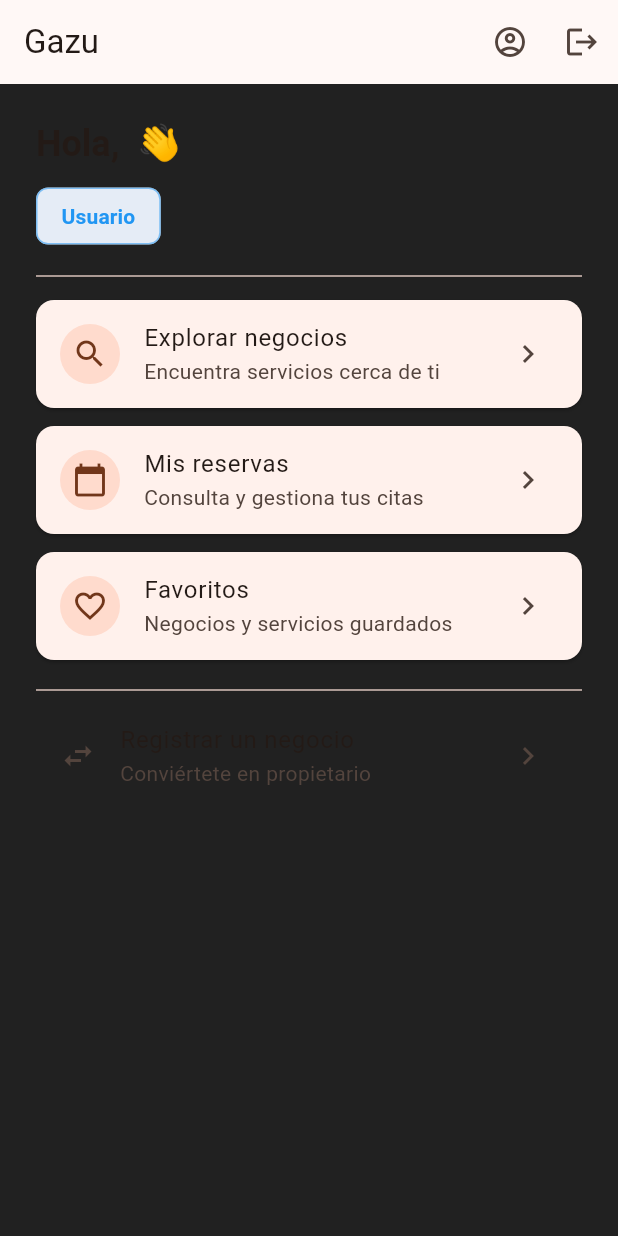
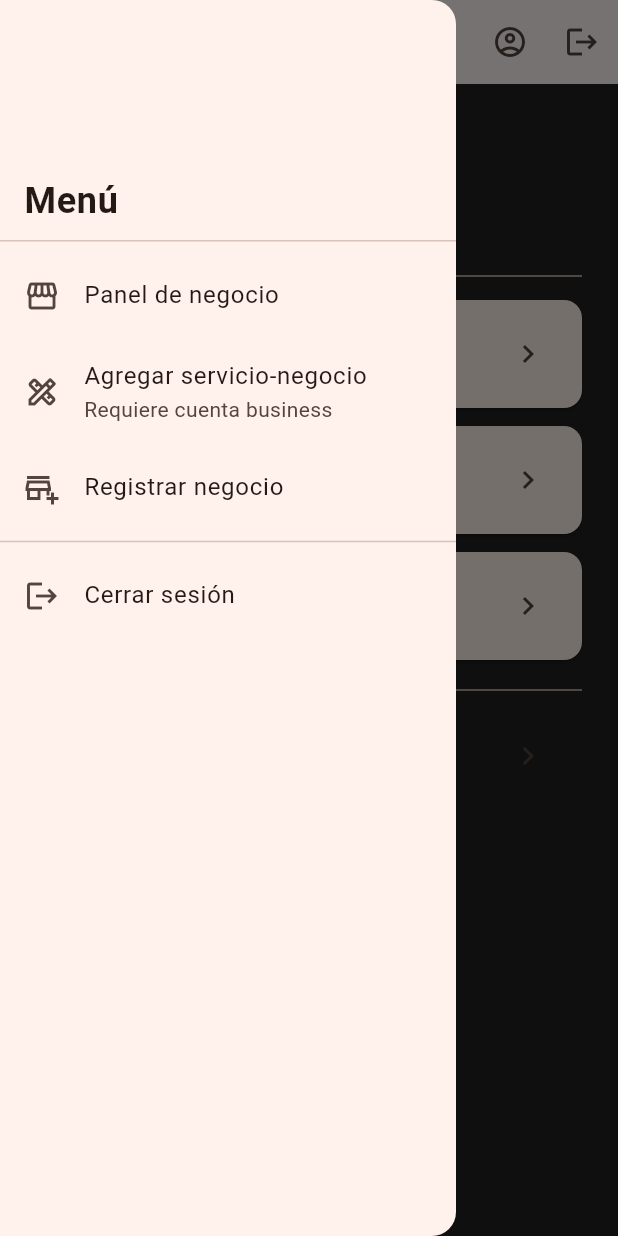
Before and after one commit to HECTORGMHM/gazuproyecto, a Flutter app: the screen it shows once a user with an empty profile is signed in, with the side drawer open (before the commit the screen has no drawer), on a phone screen of 412 x 824 dp. Run offline on Flutter 3.47's test engine with Material 3 defaults, Android fonts, the phone set to English and light mode, and no system bars; our stand-ins replace cloud_firestore, firebase_auth, firebase_core, firebase_storage, google_sign_in, image_picker and 1 more; accounts and stored records are empty.

Commit message:
Add business drawer option for service registration with business re-login gate
Agent-Logs-Url: https://github.com/HECTORGMHM/gazuproyecto/sessions/541ed008-939b-4cc6-8aba-8a43432400ee

Co-authored-by: HECTORGMHM <112684426+HECTORGMHM@users.noreply.github.com>

```diff
--- a/lib/screens/home/home_screen.dart
+++ b/lib/screens/home/home_screen.dart
@@ -61,6 +61,10 @@ class HomeScreen extends StatelessWidget {
                 onPressed: () => _confirmSignOut(context, authService),
               ),
             ],
+          ),
+          drawer: _AppDrawer(
+            role: role,
+            authService: authService,
           ),
           body: _buildBodyForRole(context, role, firebaseUser, user),
         );
@@ -234,15 +238,6 @@ class _BusinessPanel extends StatelessWidget {
                 builder: (_) => const BusinessDashboardScreen()),
           ),
         ),
-        _HomeCard(
-          icon: Icons.design_services_outlined,
-          title: 'Alta de Servicios',
-          subtitle: 'Agrega servicios a tu negocio',
-          onTap: () => Navigator.of(context).push(
-            MaterialPageRoute(
-                builder: (_) => const ServiceRegistrationScreen()),
-          ),
-        ),
         const _HomeCard(
           icon: Icons.group,
           title: 'Equipo / Staff',
@@ -271,6 +266,109 @@ class _BusinessPanel extends StatelessWidget {
         ),
       ],
     );
+  }
+}
+
+class _AppDrawer extends StatelessWidget {
+  const _AppDrawer({
+    required this.role,
+    required this.authService,
+  });
+
+  final UserRole role;
+  final AuthService authService;
+
+  @override
+  Widget build(BuildContext context) {
+    return Drawer(
+      child: SafeArea(
+        child: ListView(
+          children: [
+            const DrawerHeader(
+              child: Align(
+                alignment: Alignment.bottomLeft,
+                child: Text(
+                  'Menú',
+                  style: TextStyle(fontSize: 24, fontWeight: FontWeight.bold),
+                ),
+              ),
+            ),
+            ListTile(
+              leading: const Icon(Icons.storefront_outlined),
+              title: const Text('Panel de negocio'),
+              onTap: () {
+                Navigator.pop(context);
+                Navigator.of(context).push(
+                  MaterialPageRoute(
+                      builder: (_) => const BusinessDashboardScreen()),
+                );
+              },
+            ),
+            ListTile(
+              leading: const Icon(Icons.design_services_outlined),
+              title: const Text('Agregar servicio-negocio'),
+              subtitle: const Text('Requiere cuenta business'),
+              onTap: () => _handleBusinessServiceAccess(context),
+            ),
+            ListTile(
+              leading: const Icon(Icons.add_business_outlined),
+              title: const Text('Registrar negocio'),
+              onTap: () {
+                Navigator.pop(context);
+                Navigator.of(context).push(
+                  MaterialPageRoute(
+                      builder: (_) => const BusinessRegistrationScreen()),
+                );
+              },
+            ),
+            const Divider(),
+            ListTile(
+              leading: const Icon(Icons.logout),
+              title: const Text('Cerrar sesión'),
+              onTap: () async {
+                Navigator.pop(context);
+                await authService.signOut();
+              },
+            ),
+          ],
+        ),
+      ),
+    );
+  }
+
+  Future<void> _handleBusinessServiceAccess(BuildContext context) async {
+    Navigator.pop(context);
+
+    if (role == UserRole.business) {
+      Navigator.of(context).push(
+        MaterialPageRoute(builder: (_) => const ServiceRegistrationScreen()),
+      );
+      return;
+    }
+
+    final shouldRelogin = await showDialog<bool>(
+      context: context,
+      builder: (ctx) => AlertDialog(
+        title: const Text('Cuenta business requerida'),
+        content: const Text(
+          'Para agregar un servicio-negocio debes volver a iniciar sesión con tu cuenta business.',
+        ),
+        actions: [
+          TextButton(
+            onPressed: () => Navigator.of(ctx).pop(false),
+            child: const Text('Cancelar'),
+          ),
+          FilledButton(
+            onPressed: () => Navigator.of(ctx).pop(true),
+            child: const Text('Cerrar sesión'),
+          ),
+        ],
+      ),
+    );
+
+    if (shouldRelogin == true) {
+      await authService.signOut();
+    }
   }
 }
 
```
